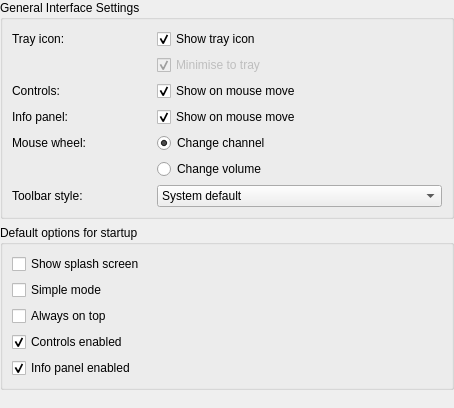
The window that src/ui/settings/SettingsUi.ui (ntadej/tano) describes before a commit, drawn with Qt 5.
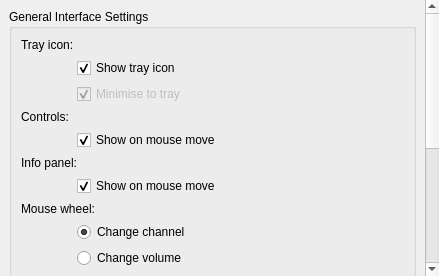
The same window after the commit. Icons and pictures are not drawn.

```diff
--- a/src/ui/settings/SettingsUi.ui
+++ b/src/ui/settings/SettingsUi.ui
@@ -6,8 +6,8 @@
    <rect>
     <x>0</x>
     <y>0</y>
-    <width>454</width>
-    <height>408</height>
+    <width>439</width>
+    <height>276</height>
    </rect>
   </property>
   <property name="windowIcon">
@@ -19,81 +19,29 @@
     <number>0</number>
    </property>
    <item>
+    <widget class="QScrollArea" name="scrollArea">
+     <property name="frameShape">
+      <enum>QFrame::NoFrame</enum>
+     </property>
+     <property name="widgetResizable">
+      <bool>true</bool>
+     </property>
+     <widget class="QWidget" name="scrollAreaWidgetContents">
+      <property name="geometry">
+       <rect>
+        <x>0</x>
+        <y>0</y>
+        <width>423</width>
+        <height>538</height>
+       </rect>
+      </property>
+      <layout class="QVBoxLayout" name="verticalLayout_2">
+       <item>
     <widget class="QGroupBox" name="groupGeneral">
      <property name="title">
       <string>General Interface Settings</string>
      </property>
      <layout class="QGridLayout" name="layoutMainGuiBox">
-      <item row="12" column="0">
-       <widget class="QLabel" name="labelToolbarStyle">
-        <property name="text">
-         <string>Toolbar style:</string>
-        </property>
-       </widget>
-      </item>
-      <item row="12" column="1" colspan="2">
-       <widget class="QComboBox" name="comboToolbarLook">
-        <property name="currentIndex">
-         <number>4</number>
-        </property>
-        <item>
-         <property name="text">
-          <string>Icon only</string>
-         </property>
-        </item>
-        <item>
-         <property name="text">
-          <string>Text only</string>
-         </property>
-        </item>
-        <item>
-         <property name="text">
-          <string>Text beside icon</string>
-         </property>
-        </item>
-        <item>
-         <property name="text">
-          <string>Text under icon</string>
-         </property>
-        </item>
-        <item>
-         <property name="text">
-          <string>System default</string>
-         </property>
-        </item>
-       </widget>
-      </item>
-      <item row="10" column="0">
-       <widget class="QLabel" name="labelMouseWheel">
-        <property name="text">
-         <string>Mouse wheel:</string>
-        </property>
-       </widget>
-      </item>
-      <item row="10" column="1" colspan="2">
-       <widget class="QRadioButton" name="radioWheelChannel">
-        <property name="text">
-         <string>Change channel</string>
-        </property>
-        <property name="checked">
-         <bool>true</bool>
-        </property>
-       </widget>
-      </item>
-      <item row="11" column="1" colspan="2">
-       <widget class="QRadioButton" name="radioWheelVolume">
-        <property name="text">
-         <string>Change volume</string>
-        </property>
-       </widget>
-      </item>
-      <item row="6" column="0">
-       <widget class="QLabel" name="labelOsdControls">
-        <property name="text">
-         <string>Controls:</string>
-        </property>
-       </widget>
-      </item>
       <item row="4" column="1" colspan="2">
        <widget class="QCheckBox" name="checkTray">
         <property name="text">
@@ -117,37 +65,126 @@
         </property>
        </widget>
       </item>
-      <item row="4" column="0">
+          <item row="7" column="1" colspan="2">
+           <widget class="QCheckBox" name="checkOsd">
+            <property name="text">
+             <string>Show on mouse move</string>
+            </property>
+            <property name="checked">
+             <bool>true</bool>
+            </property>
+           </widget>
+          </item>
+          <item row="10" column="1" colspan="2">
+           <widget class="QCheckBox" name="checkInfo">
+            <property name="text">
+             <string>Show on mouse move</string>
+            </property>
+            <property name="checked">
+             <bool>true</bool>
+            </property>
+           </widget>
+          </item>
+          <item row="12" column="1" colspan="2">
+           <widget class="QRadioButton" name="radioWheelChannel">
+            <property name="text">
+             <string>Change channel</string>
+            </property>
+            <property name="checked">
+             <bool>true</bool>
+            </property>
+           </widget>
+          </item>
+          <item row="13" column="1" colspan="2">
+           <widget class="QRadioButton" name="radioWheelVolume">
+            <property name="text">
+             <string>Change volume</string>
+            </property>
+           </widget>
+          </item>
+          <item row="14" column="0" colspan="3">
+           <widget class="QLabel" name="labelToolbarStyle">
+            <property name="text">
+             <string>Toolbar style:</string>
+            </property>
+           </widget>
+          </item>
+          <item row="0" column="0" colspan="3">
        <widget class="QLabel" name="labelTray">
         <property name="text">
          <string>Tray icon:</string>
         </property>
        </widget>
       </item>
-      <item row="9" column="0">
+          <item row="6" column="0" colspan="3">
+           <widget class="QLabel" name="labelOsdControls">
+            <property name="text">
+             <string>Controls:</string>
+            </property>
+           </widget>
+          </item>
+          <item row="8" column="0" colspan="3">
        <widget class="QLabel" name="labelInfo">
         <property name="text">
          <string>Info panel:</string>
         </property>
        </widget>
       </item>
-      <item row="9" column="1" colspan="2">
-       <widget class="QCheckBox" name="checkInfo">
+          <item row="11" column="0" colspan="3">
+           <widget class="QLabel" name="labelMouseWheel">
         <property name="text">
-         <string>Show on mouse move</string>
-        </property>
-        <property name="checked">
-         <bool>true</bool>
-        </property>
-       </widget>
-      </item>
-      <item row="6" column="1" colspan="2">
-       <widget class="QCheckBox" name="checkOsd">
+             <string>Mouse wheel:</string>
+            </property>
+           </widget>
+          </item>
+          <item row="15" column="1" colspan="2">
+           <widget class="QComboBox" name="comboToolbarLook">
+            <property name="currentIndex">
+             <number>4</number>
+            </property>
+            <item>
         <property name="text">
-         <string>Show on mouse move</string>
-        </property>
-        <property name="checked">
-         <bool>true</bool>
+              <string>Icon only</string>
+             </property>
+            </item>
+            <item>
+             <property name="text">
+              <string>Text only</string>
+             </property>
+            </item>
+            <item>
+             <property name="text">
+              <string>Text beside icon</string>
+             </property>
+            </item>
+            <item>
+             <property name="text">
+              <string>Text under icon</string>
+             </property>
+            </item>
+            <item>
+             <property name="text">
+              <string>System default</string>
+             </property>
+            </item>
+           </widget>
+          </item>
+          <item row="4" column="0">
+           <widget class="QLabel" name="spacer">
+            <property name="minimumSize">
+             <size>
+              <width>50</width>
+              <height>0</height>
+             </size>
+            </property>
+            <property name="maximumSize">
+             <size>
+              <width>50</width>
+              <height>16777215</height>
+             </size>
+            </property>
+            <property name="text">
+             <string/>
         </property>
        </widget>
       </item>
@@ -211,11 +248,15 @@
      </property>
      <property name="sizeHint" stdset="0">
       <size>
-       <width>20</width>
-       <height>40</height>
+           <width>0</width>
+           <height>34</height>
       </size>
      </property>
     </spacer>
+       </item>
+      </layout>
+     </widget>
+    </widget>
    </item>
   </layout>
  </widget>
```
Lines whose indentation alone changed are shown as unchanged.
